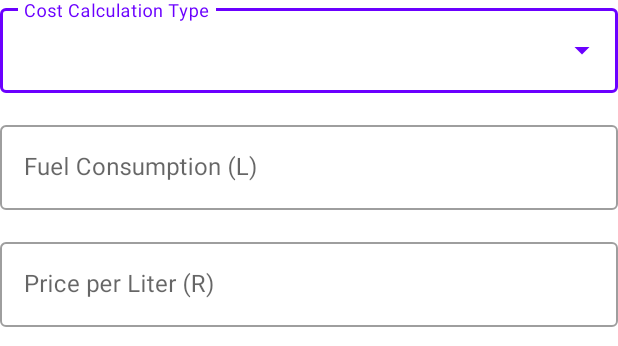
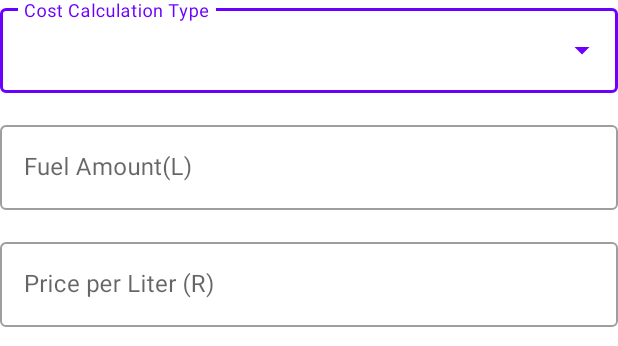
Before and after one commit to Duan-Muller/Fuel_Calculator_App, an Android app built with Jetpack Compose: the layout layout_fuel_cost_input.xml on its own in the app's theme, with its tools: preview values and no code run, on a phone screen of 412 x 824 dp. Shown: the top 346 px of the screen. Run offline under Robolectric (Android 15) with nearby library versions, the phone set to English and light mode, and no system bars.

```diff
--- a/app/src/main/java/com/example/fuelcalculator/ui/calculator/CalculatorFragment.kt
+++ b/app/src/main/java/com/example/fuelcalculator/ui/calculator/CalculatorFragment.kt
@@ -102,7 +102,7 @@ class CalculatorFragment : Fragment() {
 
     private fun updateCostInputFields(costType: String, container: LinearLayout) {
         //Hide all fields initially
-        container.findViewById<TextInputLayout>(R.id.tilFuelConsumption)?.visibility = View.GONE
+        container.findViewById<TextInputLayout>(R.id.tilFuelAmount)?.visibility = View.GONE
         container.findViewById<TextInputLayout>(R.id.tilPricePerUnit)?.visibility = View.GONE
         container.findViewById<TextInputLayout>(R.id.tilDistance)?.visibility = View.GONE
         container.findViewById<TextInputLayout>(R.id.tilBudget)?.visibility = View.GONE
@@ -110,11 +110,11 @@ class CalculatorFragment : Fragment() {
         //Show relevant fields based on calculation type
         when (costType) {
             "Total Fuel Cost" -> {
-                container.findViewById<TextInputLayout>(R.id.tilFuelConsumption)?.visibility = View.VISIBLE
+                container.findViewById<TextInputLayout>(R.id.tilFuelAmount)?.visibility = View.VISIBLE
                 container.findViewById<TextInputLayout>(R.id.tilPricePerUnit)?.visibility = View.VISIBLE
             }
             "Cost per Distance" -> {
-                container.findViewById<TextInputLayout>(R.id.tilFuelConsumption)?.visibility = View.VISIBLE
+                container.findViewById<TextInputLayout>(R.id.tilFuelAmount)?.visibility = View.VISIBLE
                 container.findViewById<TextInputLayout>(R.id.tilPricePerUnit)?.visibility = View.VISIBLE
                 container.findViewById<TextInputLayout>(R.id.tilDistance)?.visibility = View.VISIBLE
             }
--- a/app/src/main/res/layout/layout_fuel_cost_input.xml
+++ b/app/src/main/res/layout/layout_fuel_cost_input.xml
@@ -30,11 +30,11 @@
 
         <!-- Total Fuel Cost Fields -->
         <com.google.android.material.textfield.TextInputLayout
-            android:id="@+id/tilFuelConsumption"
+            android:id="@+id/tilFuelAmount"
             style="@style/Widget.MaterialComponents.TextInputLayout.OutlinedBox"
             android:layout_width="match_parent"
             android:layout_height="wrap_content"
-            android:hint="Fuel Consumption (L)">
+            android:hint="Fuel Amount(L)">
 
             <com.google.android.material.textfield.TextInputEditText
                 android:id="@+id/etFuelConsumption"
```
